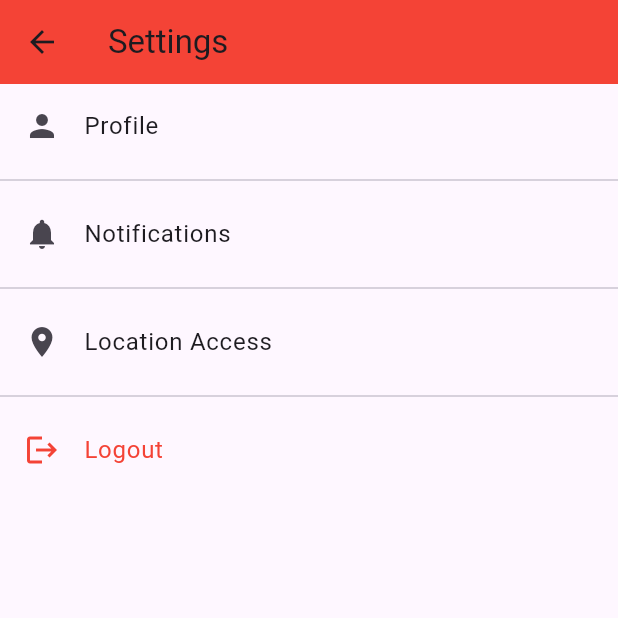
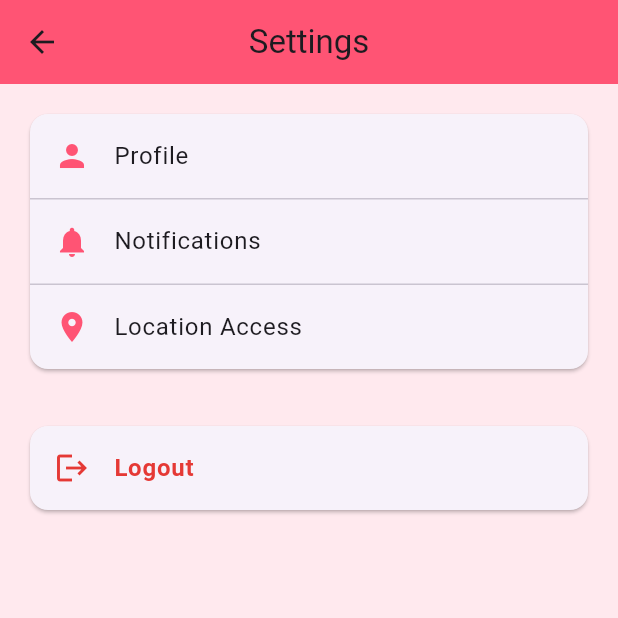
Before and after one commit to iamsarthakx7/HerShield, a Flutter app: the SettingsScreen screen opened directly, on a phone screen of 412 x 824 dp, the top half of it. Run offline on Flutter 3.47's test engine with Material 3 defaults, Android fonts, the light colour scheme and no system bars; our stand-ins replace cloud_firestore, firebase_auth, firebase_core, geolocator, sensors_plus, shared_preferences; accounts and stored records are empty.

Commit message:
Style settings screen with app color scheme and clean layout

```diff
--- a/lib/screens/settings_screen.dart
+++ b/lib/screens/settings_screen.dart
@@ -1,5 +1,7 @@
 import 'package:flutter/material.dart';
 import 'package:firebase_auth/firebase_auth.dart';
+
+import '../constants/app_colors.dart';
 
 class SettingsScreen extends StatelessWidget {
   const SettingsScreen({super.key});
@@ -11,9 +13,8 @@ class SettingsScreen extends StatelessWidget {
       await FirebaseAuth.instance.signOut();
       debugPrint('✅ FIREBASE SIGNOUT DONE');
 
-      // 🔥 THIS IS THE FIX: CLEAR STACK
+      // 🔥 Clear navigation stack
       Navigator.of(context).popUntil((route) => route.isFirst);
-
     } catch (e) {
       debugPrint('❌ SIGNOUT ERROR: $e');
       ScaffoldMessenger.of(context).showSnackBar(
@@ -25,38 +26,61 @@ class SettingsScreen extends StatelessWidget {
   @override
   Widget build(BuildContext context) {
     return Scaffold(
+      backgroundColor: AppColors.background,
       appBar: AppBar(
         title: const Text('Settings'),
-        backgroundColor: Colors.red,
+        backgroundColor: AppColors.primary,
+        centerTitle: true,
       ),
       body: ListView(
+        padding: const EdgeInsets.all(16),
         children: [
-          const ListTile(
-            leading: Icon(Icons.person),
+          // 🔹 GENERAL SECTION
+          Card(
+            shape: RoundedRectangleBorder(
+              borderRadius: BorderRadius.circular(12),
+            ),
+            child: Column(
+              children: const [
+                ListTile(
+                  leading: Icon(Icons.person, color: AppColors.primary),
                   title: Text('Profile'),
                 ),
-          const Divider(),
-
-          const ListTile(
-            leading: Icon(Icons.notifications),
+                Divider(height: 1),
+                ListTile(
+                  leading:
+                  Icon(Icons.notifications, color: AppColors.primary),
                   title: Text('Notifications'),
                 ),
-          const Divider(),
-
-          const ListTile(
-            leading: Icon(Icons.location_on),
+                Divider(height: 1),
+                ListTile(
+                  leading:
+                  Icon(Icons.location_on, color: AppColors.primary),
                   title: Text('Location Access'),
                 ),
-          const Divider(),
+              ],
+            ),
+          ),
 
-          // 🔓 LOGOUT
-          ListTile(
-            leading: const Icon(Icons.logout, color: Colors.red),
+          const SizedBox(height: 30),
+
+          // 🔓 LOGOUT SECTION
+          Card(
+            shape: RoundedRectangleBorder(
+              borderRadius: BorderRadius.circular(12),
+            ),
+            child: ListTile(
+              leading:
+              const Icon(Icons.logout, color: AppColors.emergency),
               title: const Text(
                 'Logout',
-              style: TextStyle(color: Colors.red),
+                style: TextStyle(
+                  color: AppColors.emergency,
+                  fontWeight: FontWeight.w600,
+                ),
               ),
               onTap: () => _logout(context),
+            ),
           ),
         ],
       ),
```
Lines whose indentation alone changed are shown as unchanged.
